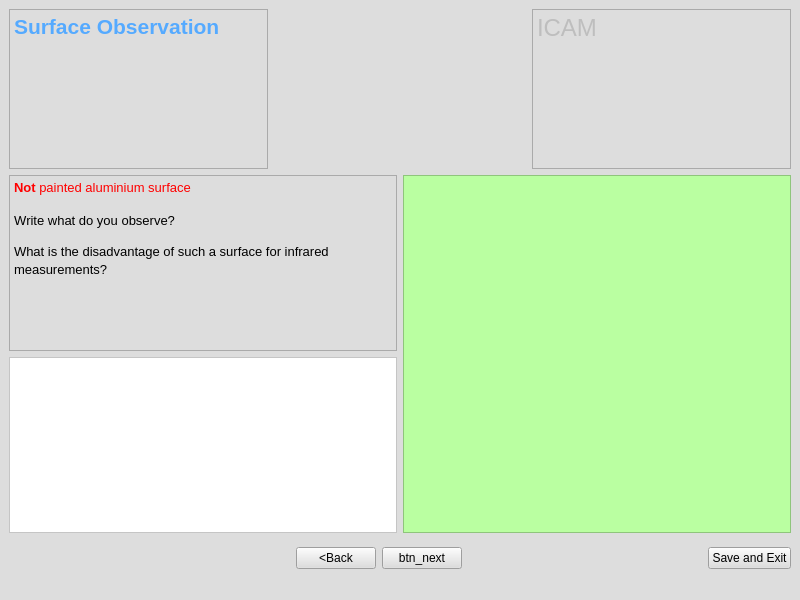
First picture: the form in .ui/Report/window_resum.ui, repository KillianLarcher/RadiationCAM, before the edit.
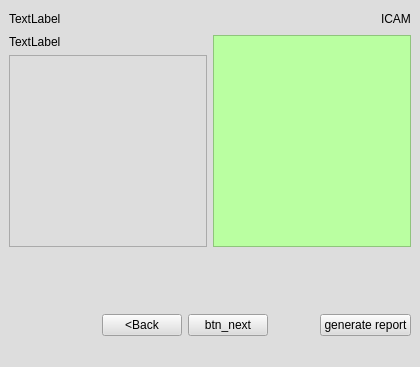
Second picture: the form after the edit.

What changed in the file:
```diff
--- a/.ui/Report/window_resum.ui
+++ b/.ui/Report/window_resum.ui
@@ -6,8 +6,8 @@
    <rect>
     <x>0</x>
     <y>0</y>
-    <width>800</width>
-    <height>600</height>
+    <width>420</width>
+    <height>367</height>
    </rect>
   </property>
   <property name="windowTitle">
@@ -23,16 +23,9 @@
       <item>
        <layout class="QHBoxLayout" name="horizontalLayout">
         <item>
-         <widget class="QTextEdit" name="textEdit">
-          <property name="enabled">
-           <bool>false</bool>
-          </property>
-          <property name="html">
-           <string>&lt;!DOCTYPE HTML PUBLIC &quot;-//W3C//DTD HTML 4.0//EN&quot; &quot;http://www.w3.org/TR/REC-html40/strict.dtd&quot;&gt;
-&lt;html&gt;&lt;head&gt;&lt;meta name=&quot;qrichtext&quot; content=&quot;1&quot; /&gt;&lt;style type=&quot;text/css&quot;&gt;
-p, li { white-space: pre-wrap; }
-&lt;/style&gt;&lt;/head&gt;&lt;body style=&quot; font-family:'MS Shell Dlg 2'; font-size:8pt; font-weight:400; font-style:normal;&quot;&gt;
-&lt;p style=&quot; margin-top:0px; margin-bottom:0px; margin-left:0px; margin-right:0px; -qt-block-indent:0; text-indent:0px;&quot;&gt;&lt;span style=&quot; font-size:16pt; font-weight:600; color:#55aaff;&quot;&gt;Surface Observation &lt;/span&gt;&lt;/p&gt;&lt;/body&gt;&lt;/html&gt;</string>
+         <widget class="QLabel" name="title">
+          <property name="text">
+           <string>TextLabel</string>
           </property>
          </widget>
         </item>
@@ -50,16 +43,9 @@
          </spacer>
         </item>
         <item>
-         <widget class="QTextEdit" name="textEdit_2">
-          <property name="enabled">
-           <bool>false</bool>
-          </property>
-          <property name="html">
-           <string>&lt;!DOCTYPE HTML PUBLIC &quot;-//W3C//DTD HTML 4.0//EN&quot; &quot;http://www.w3.org/TR/REC-html40/strict.dtd&quot;&gt;
-&lt;html&gt;&lt;head&gt;&lt;meta name=&quot;qrichtext&quot; content=&quot;1&quot; /&gt;&lt;style type=&quot;text/css&quot;&gt;
-p, li { white-space: pre-wrap; }
-&lt;/style&gt;&lt;/head&gt;&lt;body style=&quot; font-family:'MS Shell Dlg 2'; font-size:8pt; font-weight:400; font-style:normal;&quot;&gt;
-&lt;p style=&quot; margin-top:0px; margin-bottom:0px; margin-left:0px; margin-right:0px; -qt-block-indent:0; text-indent:0px;&quot;&gt;&lt;span style=&quot; font-size:18pt;&quot;&gt;ICAM&lt;/span&gt;&lt;/p&gt;&lt;/body&gt;&lt;/html&gt;</string>
+         <widget class="QLabel" name="label">
+          <property name="text">
+           <string>ICAM</string>
           </property>
          </widget>
         </item>
@@ -70,29 +56,14 @@
         <item>
          <layout class="QVBoxLayout" name="verticalLayout_2">
           <item>
-           <widget class="QTextEdit" name="textEdit_3">
-            <property name="enabled">
-             <bool>false</bool>
-            </property>
-            <property name="html">
-             <string>&lt;!DOCTYPE HTML PUBLIC &quot;-//W3C//DTD HTML 4.0//EN&quot; &quot;http://www.w3.org/TR/REC-html40/strict.dtd&quot;&gt;
-&lt;html&gt;&lt;head&gt;&lt;meta name=&quot;qrichtext&quot; content=&quot;1&quot; /&gt;&lt;style type=&quot;text/css&quot;&gt;
-p, li { white-space: pre-wrap; }
-&lt;/style&gt;&lt;/head&gt;&lt;body style=&quot; font-family:'MS Shell Dlg 2'; font-size:8pt; font-weight:400; font-style:normal;&quot;&gt;
-&lt;p style=&quot; margin-top:0px; margin-bottom:0px; margin-left:0px; margin-right:0px; -qt-block-indent:0; text-indent:0px;&quot;&gt;&lt;a name=&quot;docs-internal-guid-9ee040c9-7fff-ba51-9c36-c417d6c232e5&quot;&gt;&lt;/a&gt;&lt;span style=&quot; font-family:'Calibri','sans-serif'; font-size:10pt; font-weight:696; color:#ff0000; background-color:transparent;&quot;&gt;N&lt;/span&gt;&lt;span style=&quot; font-family:'Calibri','sans-serif'; font-size:10pt; font-weight:696; color:#ff0000; background-color:transparent;&quot;&gt;ot &lt;/span&gt;&lt;span style=&quot; font-family:'Calibri','sans-serif'; font-size:10pt; color:#ff0000; background-color:transparent;&quot;&gt;painted aluminium surface &lt;/span&gt;&lt;/p&gt;
-&lt;p style=&quot;-qt-paragraph-type:empty; margin-top:0px; margin-bottom:0px; margin-left:0px; margin-right:0px; -qt-block-indent:0; text-indent:0px; line-height:120%; font-family:'Calibri','sans-serif'; font-size:10pt; color:#000000;&quot;&gt;&lt;br /&gt;&lt;/p&gt;
-&lt;p style=&quot; margin-top:0px; margin-bottom:0px; margin-left:0px; margin-right:0px; -qt-block-indent:0; text-indent:0px; line-height:120%;&quot;&gt;&lt;a name=&quot;docs-internal-guid-d35285e0-7fff-74a7-15bd-df33ecd0833a&quot;&gt;&lt;/a&gt;&lt;span style=&quot; font-family:'Calibri','sans-serif'; font-size:10pt; color:#000000; background-color:transparent;&quot;&gt;W&lt;/span&gt;&lt;span style=&quot; font-family:'Calibri','sans-serif'; font-size:10pt; color:#000000; background-color:transparent;&quot;&gt;rite what do you observe?&lt;/span&gt;&lt;/p&gt;
-&lt;p style=&quot;-qt-paragraph-type:empty; margin-top:0px; margin-bottom:0px; margin-left:0px; margin-right:0px; -qt-block-indent:0; text-indent:0px; font-size:7.8pt;&quot;&gt;&lt;br /&gt;&lt;/p&gt;
-&lt;p style=&quot; margin-top:0px; margin-bottom:0px; margin-left:0px; margin-right:0px; -qt-block-indent:0; text-indent:0px; line-height:120%;&quot;&gt;&lt;span style=&quot; font-family:'Calibri','sans-serif'; font-size:10pt; color:#000000; background-color:transparent;&quot;&gt;What is the disadvantage of such a surface for infrared measurements?&lt;/span&gt;&lt;/p&gt;&lt;/body&gt;&lt;/html&gt;</string>
+           <widget class="QLabel" name="question">
+            <property name="text">
+             <string>TextLabel</string>
             </property>
            </widget>
           </item>
           <item>
-           <widget class="QPlainTextEdit" name="plainTextEdit">
-            <property name="styleSheet">
-             <string notr="true">background-color: rgb(255, 255, 255);</string>
-            </property>
-           </widget>
+           <widget class="QTextEdit" name="textEdit_4"/>
           </item>
          </layout>
         </item>
@@ -185,7 +156,7 @@
         <item>
          <widget class="QPushButton" name="pushButton_3">
           <property name="text">
-           <string>Save and Exit</string>
+           <string>generate report</string>
           </property>
          </widget>
         </item>
```
Left out of the diff: 4 changed lines with no effect on the pictures.
